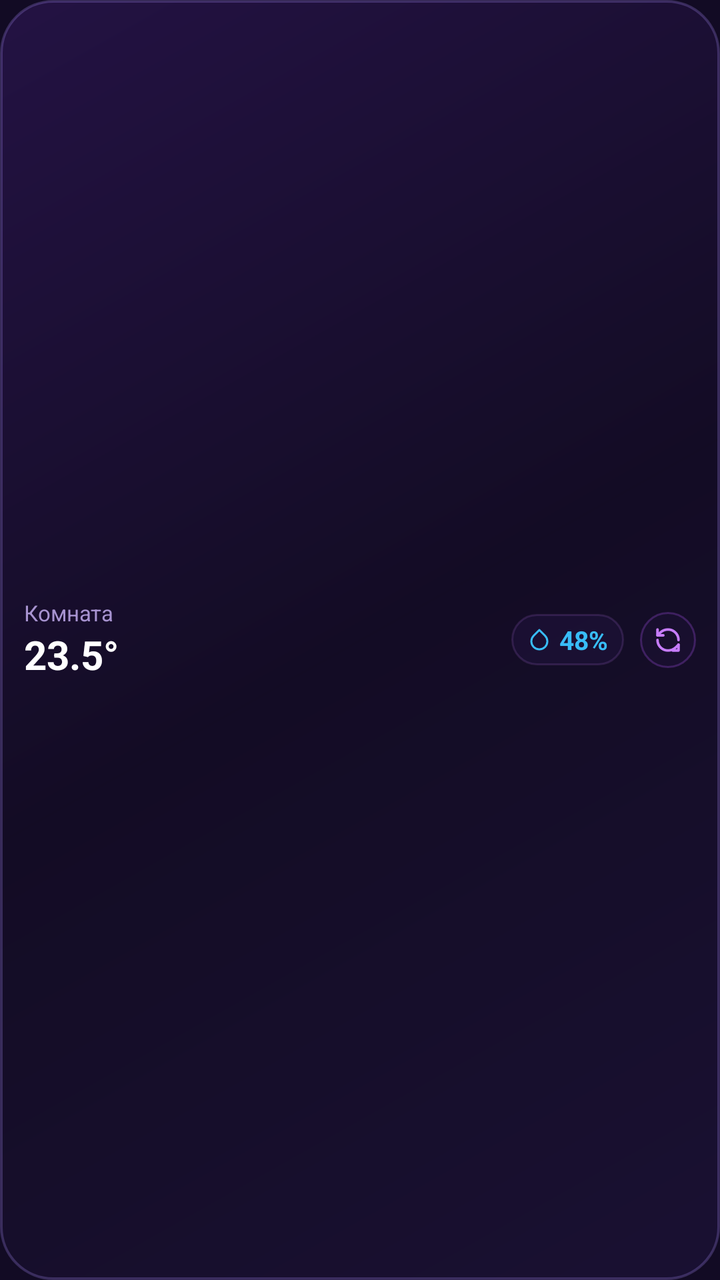
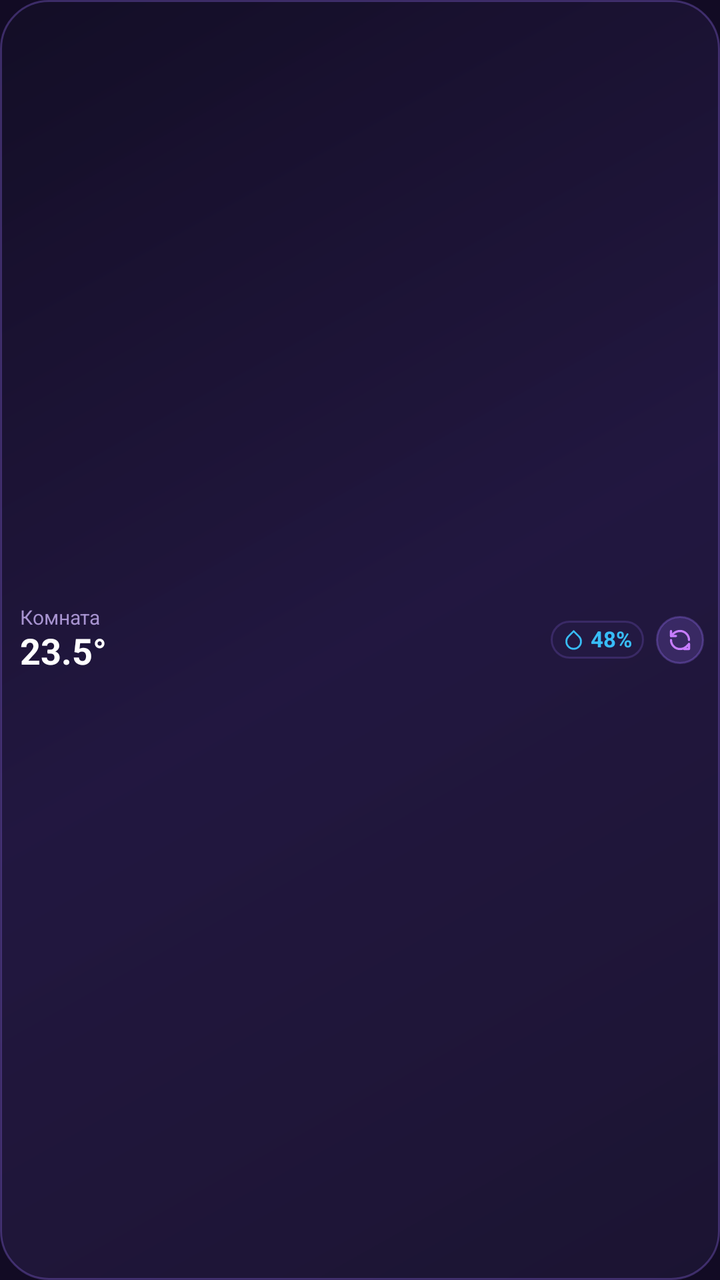

Screens rendered from an Android XML layout before and after an edit, with the pre-edit source and the edit as a unified diff.
<!-- AndroidManifest.xml: application theme Theme.AliceHomeWidget -->
<!-- res/layout/widget_alice_compact_2x1.xml -->
<?xml version="1.0" encoding="utf-8"?>
<LinearLayout xmlns:android="http://schemas.android.com/apk/res/android"
    android:id="@+id/rootLayoutCompact2x1"
    android:layout_width="match_parent"
    android:layout_height="match_parent"
    android:background="@drawable/bg_alice_widget_glass"
    android:gravity="center_vertical"
    android:orientation="horizontal"
    android:paddingStart="12dp"
    android:paddingTop="6dp"
    android:paddingEnd="12dp"
    android:paddingBottom="6dp">

    
    <LinearLayout
        android:layout_width="0dp"
        android:layout_height="wrap_content"
        android:layout_weight="1"
        android:orientation="vertical">

        <TextView
            android:id="@+id/tvCompact2x1RoomName"
            android:layout_width="wrap_content"
            android:layout_height="wrap_content"
            android:ellipsize="end"
            android:maxLines="1"
            android:text="Комната"
            android:textColor="@color/alice_text_muted"
            android:textSize="11sp" />

        <TextView
            android:id="@+id/tvCompact2x1Temp"
            android:layout_width="wrap_content"
            android:layout_height="wrap_content"
            android:text="23.5°"
            android:textColor="@color/alice_text_white"
            android:textSize="20sp"
            android:textStyle="bold" />
    </LinearLayout>

    
    <LinearLayout
        android:id="@+id/layoutCompact2x1Humidity"
        android:layout_width="wrap_content"
        android:layout_height="wrap_content"
        android:layout_marginStart="8dp"
        android:layout_marginEnd="8dp"
        android:background="@drawable/bg_alice_tile"
        android:gravity="center_vertical"
        android:orientation="horizontal"
        android:paddingStart="8dp"
        android:paddingTop="4dp"
        android:paddingEnd="8dp"
        android:paddingBottom="4dp">

        <ImageView
            android:layout_width="12dp"
            android:layout_height="12dp"
            android:src="@drawable/ic_humidity" />

        <TextView
            android:id="@+id/tvCompact2x1Humidity"
            android:layout_width="wrap_content"
            android:layout_height="wrap_content"
            android:layout_marginStart="4dp"
            android:text="48%"
            android:textColor="@color/sensor_humidity_cyan"
            android:textSize="13sp"
            android:textStyle="bold" />
    </LinearLayout>

    
    <FrameLayout
        android:id="@+id/btnCompact2x1Refresh"
        android:layout_width="28dp"
        android:layout_height="28dp"
        android:background="@drawable/bg_alice_btn_circle">

        <ImageView
            android:layout_width="14dp"
            android:layout_height="14dp"
            android:layout_gravity="center"
            android:contentDescription="Обновить"
            android:src="@drawable/ic_refresh" />
    </FrameLayout>

</LinearLayout>
<!-- resources referenced by this layout -->
<resources>
  <color name="alice_text_muted">#A793D0</color>
  <color name="alice_text_white">#FFFFFF</color>
  <color name="sensor_humidity_cyan">#38BDF8</color>
  <!-- drawable bg_alice_btn_circle (drawable) -->
  <?xml version="1.0" encoding="utf-8"?>
  <shape xmlns:android="http://schemas.android.com/apk/res/android"
      android:shape="oval">
      <solid android:color="#332A1A4E" />
      <stroke
          android:width="1dp"
          android:color="#4D9D4EDD" />
  </shape>
  <!-- drawable bg_alice_tile (drawable) -->
  <?xml version="1.0" encoding="utf-8"?>
  <shape xmlns:android="http://schemas.android.com/apk/res/android"
      android:shape="rectangle">
      <solid android:color="#4D2A1A4E" />
      <corners android:radius="14dp" />
      <stroke
          android:width="1dp"
          android:color="#26C77DFF" />
  </shape>
  <!-- drawable bg_alice_widget_glass (drawable) -->
  <?xml version="1.0" encoding="utf-8"?>
  <shape xmlns:android="http://schemas.android.com/apk/res/android"
      android:shape="rectangle">
      <gradient
          android:angle="135"
          android:startColor="#E61A1033"
          android:centerColor="#E6130B24"
          android:endColor="#E6251246"
          android:type="linear" />
      <corners android:radius="26dp" />
      <stroke
          android:width="1.2dp"
          android:color="#40A78BFA" />
  </shape>
  <!-- drawable ic_humidity (drawable) -->
  <vector xmlns:android="http://schemas.android.com/apk/res/android"
      android:width="24dp"
      android:height="24dp"
      android:viewportWidth="24"
      android:viewportHeight="24">
      <path
          android:strokeColor="#FF38BDF8"
          android:strokeWidth="2"
          android:strokeLineCap="round"
          android:strokeLineJoin="round"
          android:fillColor="#00000000"
          android:pathData="M12,2.69l5.66,5.66a8,8 0 1,1 -11.31,0z" />
  </vector>
  <!-- drawable ic_refresh (drawable) -->
  <vector xmlns:android="http://schemas.android.com/apk/res/android"
      android:width="24dp"
      android:height="24dp"
      android:viewportWidth="24"
      android:viewportHeight="24">
      <path
          android:strokeColor="#FFC77DFF"
          android:strokeWidth="2.2"
          android:strokeLineCap="round"
          android:strokeLineJoin="round"
          android:fillColor="#00000000"
          android:pathData="M21,12a9,9 0 0,0 -9,-9 9.75,9.75 0 0,0 -6.74,2.74L3,8" />
      <path
          android:strokeColor="#FFC77DFF"
          android:strokeWidth="2.2"
          android:strokeLineCap="round"
          android:strokeLineJoin="round"
          android:fillColor="#00000000"
          android:pathData="M3,3v5h5" />
      <path
          android:strokeColor="#FFC77DFF"
          android:strokeWidth="2.2"
          android:strokeLineCap="round"
          android:strokeLineJoin="round"
          android:fillColor="#00000000"
          android:pathData="M3,12a9,9 0 0,0 9,9 9.75,9.75 0 0,0 6.74,-2.74L21,16" />
      <path
          android:strokeColor="#FFC77DFF"
          android:strokeWidth="2.2"
          android:strokeLineCap="round"
          android:strokeLineJoin="round"
          android:fillColor="#00000000"
          android:pathData="M16,21h5v-5" />
  </vector>
  <style name="Theme.AliceHomeWidget" parent="Theme.Material3.Dark.NoActionBar">
          <item name="colorPrimary">@color/alice_neon_purple</item>
          <item name="colorOnPrimary">@color/white</item>
          <item name="colorSecondary">@color/alice_primary_purple</item>
          <item name="android:statusBarColor">@color/alice_purple_dark</item>
          <item name="android:navigationBarColor">@color/alice_purple_dark</item>
          <item name="android:windowBackground">@color/alice_purple_dark</item>
      </style>
  <color name="alice_neon_purple">#9D4EDD</color>
  <color name="white">#FFFFFFFF</color>
  <color name="alice_primary_purple">#7B2CBF</color>
  <color name="alice_purple_dark">#120B24</color>
</resources>

<!-- the commit's change to res/layout/widget_alice_compact_2x1.xml (unified diff, before → after) -->
@@ -3,19 +3,20 @@
     android:id="@+id/rootLayoutCompact2x1"
     android:layout_width="match_parent"
     android:layout_height="match_parent"
-    android:background="@drawable/bg_alice_widget_glass"
+    android:background="@drawable/bg_skin_alice"
     android:gravity="center_vertical"
     android:orientation="horizontal"
-    android:paddingStart="12dp"
-    android:paddingTop="6dp"
-    android:paddingEnd="12dp"
-    android:paddingBottom="6dp">
+    android:paddingStart="10dp"
+    android:paddingTop="4dp"
+    android:paddingEnd="8dp"
+    android:paddingBottom="4dp">
 
     
     <LinearLayout
         android:layout_width="0dp"
         android:layout_height="wrap_content"
         android:layout_weight="1"
+        android:gravity="center_vertical"
         android:orientation="vertical">
 
         <TextView
@@ -23,18 +24,22 @@
             android:layout_width="wrap_content"
             android:layout_height="wrap_content"
             android:ellipsize="end"
+            android:includeFontPadding="false"
             android:maxLines="1"
             android:text="Комната"
             android:textColor="@color/alice_text_muted"
-            android:textSize="11sp" />
+            android:textSize="10sp" />
 
         <TextView
             android:id="@+id/tvCompact2x1Temp"
             android:layout_width="wrap_content"
             android:layout_height="wrap_content"
+            android:layout_marginTop="1dp"
+            android:includeFontPadding="false"
+            android:maxLines="1"
             android:text="23.5°"
             android:textColor="@color/alice_text_white"
-            android:textSize="20sp"
+            android:textSize="18sp"
             android:textStyle="bold" />
     </LinearLayout>
 
@@ -43,42 +48,45 @@
         android:id="@+id/layoutCompact2x1Humidity"
         android:layout_width="wrap_content"
         android:layout_height="wrap_content"
-        android:layout_marginStart="8dp"
-        android:layout_marginEnd="8dp"
-        android:background="@drawable/bg_alice_tile"
+        android:layout_marginStart="6dp"
+        android:layout_marginEnd="6dp"
+        android:background="@drawable/bg_tile_alice"
         android:gravity="center_vertical"
         android:orientation="horizontal"
-        android:paddingStart="8dp"
-        android:paddingTop="4dp"
-        android:paddingEnd="8dp"
-        android:paddingBottom="4dp">
+        android:paddingStart="6dp"
+        android:paddingTop="3dp"
+        android:paddingEnd="6dp"
+        android:paddingBottom="3dp">
 
         <ImageView
-            android:layout_width="12dp"
-            android:layout_height="12dp"
+            android:id="@+id/ivCompact2x1Humidity"
+            android:layout_width="11dp"
+            android:layout_height="11dp"
             android:src="@drawable/ic_humidity" />
 
         <TextView
             android:id="@+id/tvCompact2x1Humidity"
             android:layout_width="wrap_content"
             android:layout_height="wrap_content"
-            android:layout_marginStart="4dp"
+            android:layout_marginStart="3dp"
+            android:includeFontPadding="false"
+            android:maxLines="1"
             android:text="48%"
             android:textColor="@color/sensor_humidity_cyan"
-            android:textSize="13sp"
+            android:textSize="11sp"
             android:textStyle="bold" />
     </LinearLayout>
 
     
     <FrameLayout
         android:id="@+id/btnCompact2x1Refresh"
-        android:layout_width="28dp"
-        android:layout_height="28dp"
-        android:background="@drawable/bg_alice_btn_circle">
+        android:layout_width="24dp"
+        android:layout_height="24dp"
+        android:background="@drawable/bg_btn_alice">
 
         <ImageView
-            android:layout_width="14dp"
-            android:layout_height="14dp"
+            android:layout_width="12dp"
+            android:layout_height="12dp"
             android:layout_gravity="center"
             android:contentDescription="Обновить"
             android:src="@drawable/ic_refresh" />
<!-- resource entries referenced after the edit -->
@@ -3,39 +3,39 @@
   <color name="alice_text_muted">#A793D0</color>
   <color name="alice_text_white">#FFFFFF</color>
   <color name="sensor_humidity_cyan">#38BDF8</color>
-  <!-- drawable bg_alice_btn_circle (drawable) -->
+  <!-- drawable bg_btn_alice (drawable) -->
   <?xml version="1.0" encoding="utf-8"?>
   <shape xmlns:android="http://schemas.android.com/apk/res/android"
       android:shape="oval">
-      <solid android:color="#332A1A4E" />
+      <solid android:color="#339D74FF" />
       <stroke
           android:width="1dp"
-          android:color="#4D9D4EDD" />
+          android:color="#4D9D74FF" />
   </shape>
-  <!-- drawable bg_alice_tile (drawable) -->
+  <!-- drawable bg_skin_alice (drawable) -->
   <?xml version="1.0" encoding="utf-8"?>
   <shape xmlns:android="http://schemas.android.com/apk/res/android"
       android:shape="rectangle">
-      <solid android:color="#4D2A1A4E" />
-      <corners android:radius="14dp" />
+      <corners android:radius="24dp" />
+      <gradient
+          android:angle="135"
+          android:startColor="#E61C1433"
+          android:centerColor="#D9241944"
+          android:endColor="#E6130D26"
+          android:type="linear" />
       <stroke
           android:width="1dp"
-          android:color="#26C77DFF" />
+          android:color="#4D9D74FF" />
   </shape>
-  <!-- drawable bg_alice_widget_glass (drawable) -->
+  <!-- drawable bg_tile_alice (drawable) -->
   <?xml version="1.0" encoding="utf-8"?>
   <shape xmlns:android="http://schemas.android.com/apk/res/android"
       android:shape="rectangle">
-      <gradient
-          android:angle="135"
-          android:startColor="#E61A1033"
-          android:centerColor="#E6130B24"
-          android:endColor="#E6251246"
-          android:type="linear" />
-      <corners android:radius="26dp" />
+      <corners android:radius="14dp" />
+      <solid android:color="#26302257" />
       <stroke
-          android:width="1.2dp"
-          android:color="#40A78BFA" />
+          android:width="1dp"
+          android:color="#339D74FF" />
   </shape>
   <!-- drawable ic_humidity (drawable) -->
   <vector xmlns:android="http://schemas.android.com/apk/res/android"
